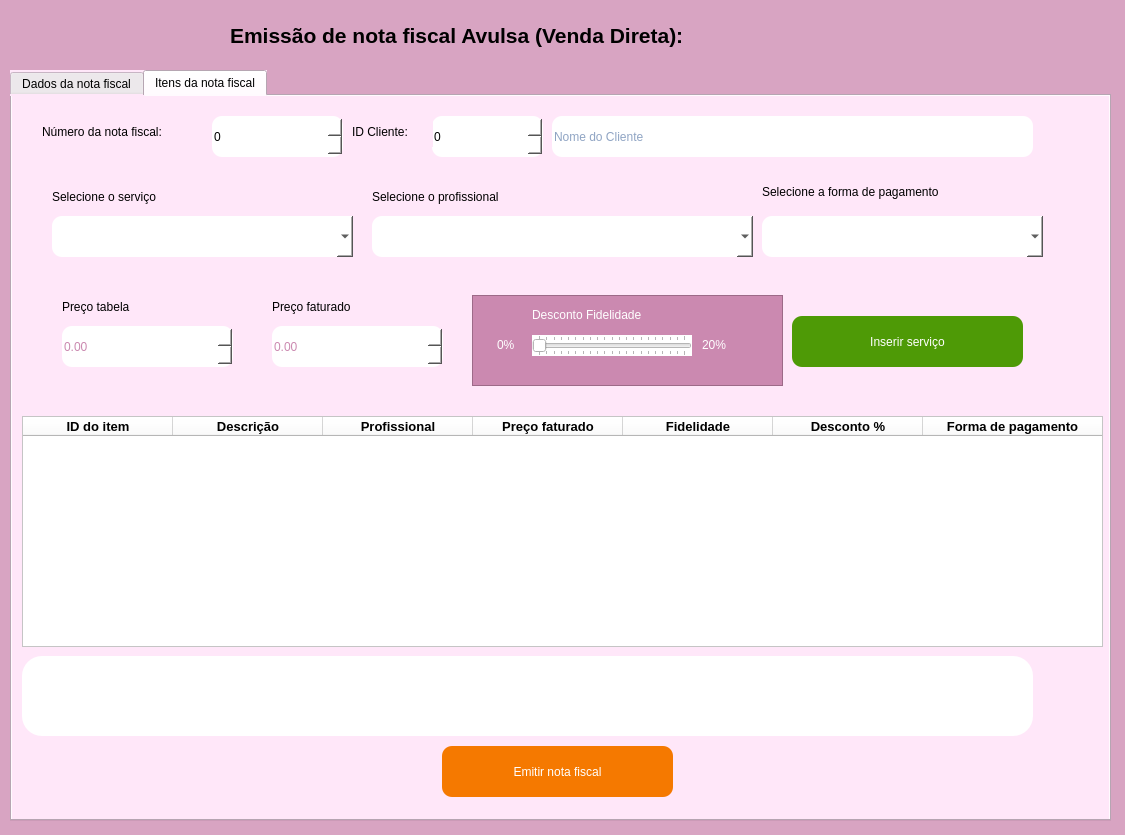
Before: the Qt Designer form telas_duda/emissao_nf.ui in JVwolfart/PROJETO-SALAO-JOVEM-PROGRAMADOR, drawn with Qt 5.
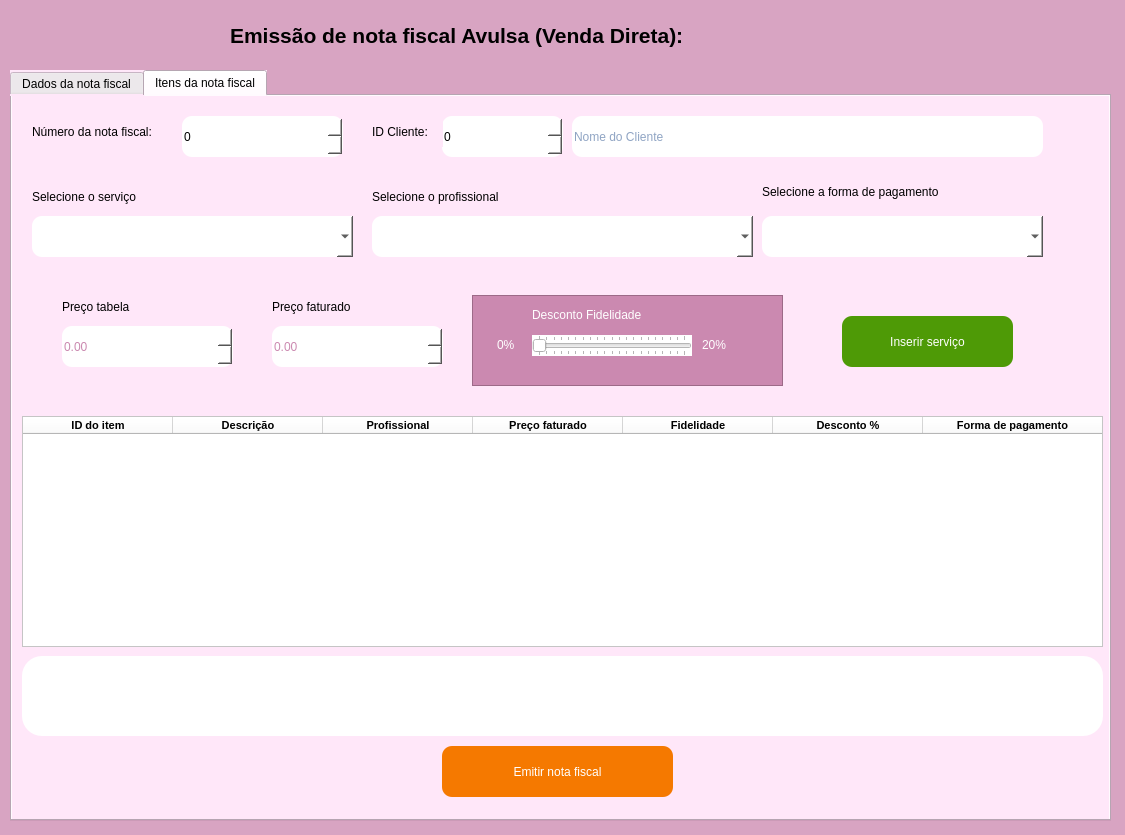
After: the same form once the commit is applied. The open tabs and pages were chosen to show the change. Icons and pictures are not drawn.

What changed in the file:
```diff
--- a/telas_duda/emissao_nf.ui
+++ b/telas_duda/emissao_nf.ui
@@ -261,7 +261,7 @@
        </property>
        <property name="font">
         <font>
-         <pointsize>10</pointsize>
+         <pointsize>8</pointsize>
          <weight>75</weight>
          <bold>true</bold>
         </font>
@@ -276,7 +276,7 @@
        </property>
        <property name="font">
         <font>
-         <pointsize>10</pointsize>
+         <pointsize>8</pointsize>
          <weight>75</weight>
          <bold>true</bold>
         </font>
@@ -291,7 +291,7 @@
        </property>
        <property name="font">
         <font>
-         <pointsize>10</pointsize>
+         <pointsize>8</pointsize>
          <weight>75</weight>
          <bold>true</bold>
         </font>
@@ -306,7 +306,7 @@
        </property>
        <property name="font">
         <font>
-         <pointsize>10</pointsize>
+         <pointsize>8</pointsize>
          <weight>75</weight>
          <bold>true</bold>
         </font>
@@ -321,7 +321,7 @@
        </property>
        <property name="font">
         <font>
-         <pointsize>10</pointsize>
+         <pointsize>8</pointsize>
          <weight>75</weight>
          <bold>true</bold>
         </font>
@@ -336,7 +336,7 @@
        </property>
        <property name="font">
         <font>
-         <pointsize>10</pointsize>
+         <pointsize>8</pointsize>
          <weight>75</weight>
          <bold>true</bold>
         </font>
@@ -351,7 +351,7 @@
        </property>
        <property name="font">
         <font>
-         <pointsize>10</pointsize>
+         <pointsize>8</pointsize>
          <weight>75</weight>
          <bold>true</bold>
         </font>
@@ -392,9 +392,9 @@
      <widget class="QLabel" name="label_3">
       <property name="geometry">
        <rect>
-        <x>30</x>
+        <x>20</x>
         <y>20</y>
-        <width>161</width>
+        <width>141</width>
         <height>31</height>
        </rect>
       </property>
@@ -405,9 +405,9 @@
      <widget class="QComboBox" name="comboServicos">
       <property name="geometry">
        <rect>
-        <x>40</x>
+        <x>20</x>
         <y>120</y>
-        <width>301</width>
+        <width>321</width>
         <height>41</height>
        </rect>
       </property>
@@ -421,7 +421,7 @@
      <widget class="QLabel" name="label_5">
       <property name="geometry">
        <rect>
-        <x>40</x>
+        <x>20</x>
         <y>90</y>
         <width>191</width>
         <height>22</height>
@@ -478,9 +478,9 @@
      <widget class="QPushButton" name="BtnInserir">
       <property name="geometry">
        <rect>
-        <x>780</x>
+        <x>830</x>
         <y>220</y>
-        <width>231</width>
+        <width>171</width>
         <height>51</height>
        </rect>
       </property>
@@ -509,9 +509,9 @@
       </property>
       <property name="geometry">
        <rect>
-        <x>200</x>
+        <x>170</x>
         <y>20</y>
-        <width>131</width>
+        <width>161</width>
         <height>41</height>
        </rect>
       </property>
@@ -533,7 +533,7 @@
        <rect>
         <x>10</x>
         <y>560</y>
-        <width>1011</width>
+        <width>1081</width>
         <height>80</height>
        </rect>
       </property>
@@ -609,7 +609,7 @@
        <rect>
         <x>750</x>
         <y>80</y>
-        <width>291</width>
+        <width>241</width>
         <height>31</height>
        </rect>
       </property>
@@ -757,9 +757,9 @@
       </property>
       <property name="geometry">
        <rect>
-        <x>420</x>
+        <x>430</x>
         <y>20</y>
-        <width>111</width>
+        <width>121</width>
         <height>41</height>
        </rect>
       </property>
@@ -779,9 +779,9 @@
      <widget class="QLabel" name="label_10">
       <property name="geometry">
        <rect>
-        <x>340</x>
+        <x>360</x>
         <y>20</y>
-        <width>81</width>
+        <width>71</width>
         <height>31</height>
        </rect>
       </property>
@@ -795,9 +795,9 @@
       </property>
       <property name="geometry">
        <rect>
-        <x>540</x>
+        <x>560</x>
         <y>20</y>
-        <width>481</width>
+        <width>471</width>
         <height>41</height>
        </rect>
       </property>
```
Left out of the diff: 36 changed lines with no effect on the pictures.
